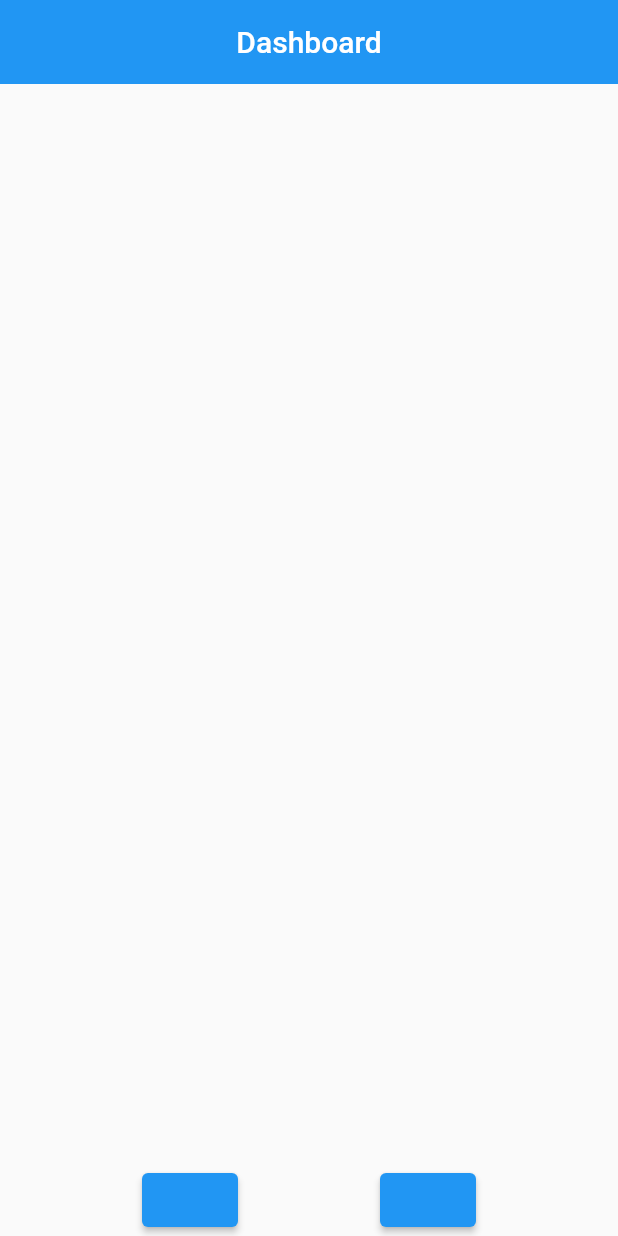
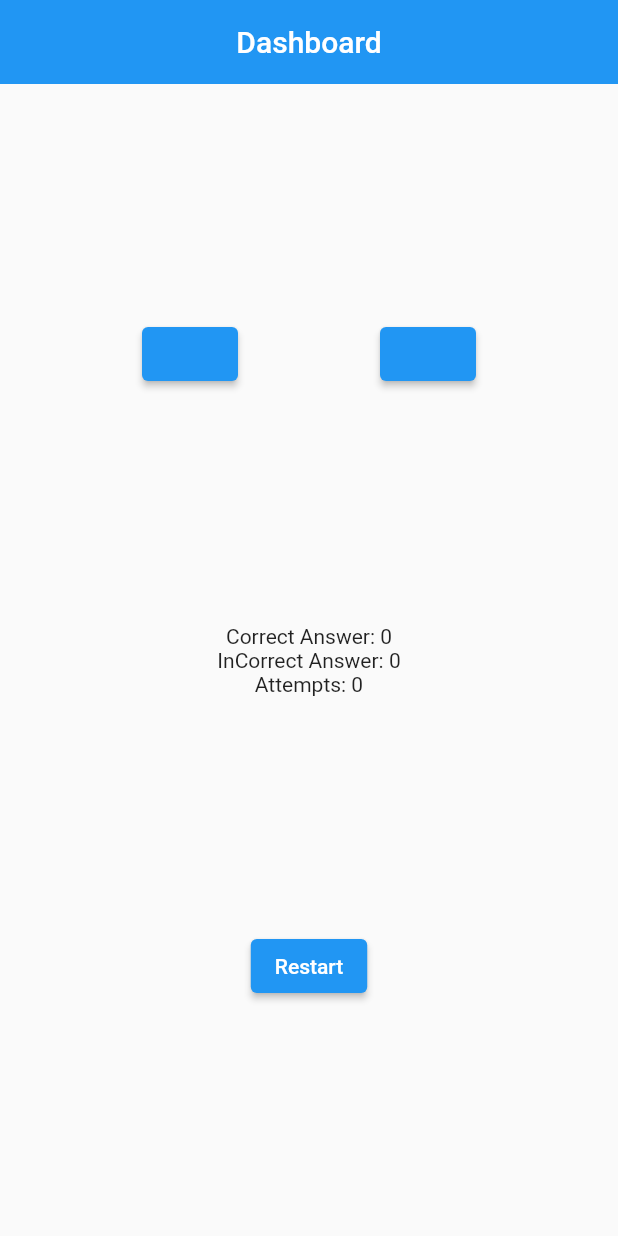
Before and after one commit to SushantShrestha-Hub/num_generator, a Flutter app: the screen it shows after launch, on a phone screen of 412 x 824 dp. Run offline on Flutter 3.47's test engine with Material 2 defaults, Android fonts, the phone set to English and light mode, and no system bars.

Commit message:
restart button added with texts

```diff
--- a/lib/view/dashboard_view.dart
+++ b/lib/view/dashboard_view.dart
@@ -39,7 +39,19 @@ class _DashboardViewState extends State<DashboardView> {
                   ),
                 ),
               ],
-            )
+            ),
+            const Spacer(),
+            const Text('Correct Answer: 0'),
+            const Text('InCorrect Answer: 0'),
+            const Text('Attempts: 0'),
+            const Spacer(),
+            ElevatedButton(
+              onPressed: () {
+                setState(() {});
+              },
+              child: const Text('Restart'),
+            ),
+            const Spacer()
           ],
         ),
       ),
```
Also changed, not shown: lib/model/num_generator.dart (added, +14 -0 lines).
